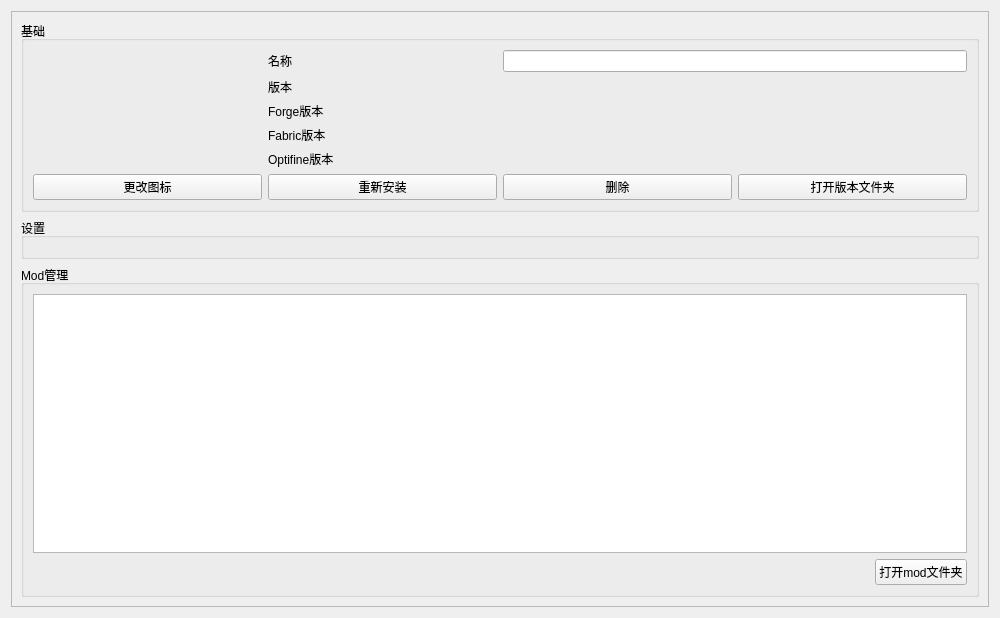
1604042736/FMCL, file Ui/VersionManager/VersionManager.ui: the form before one commit.
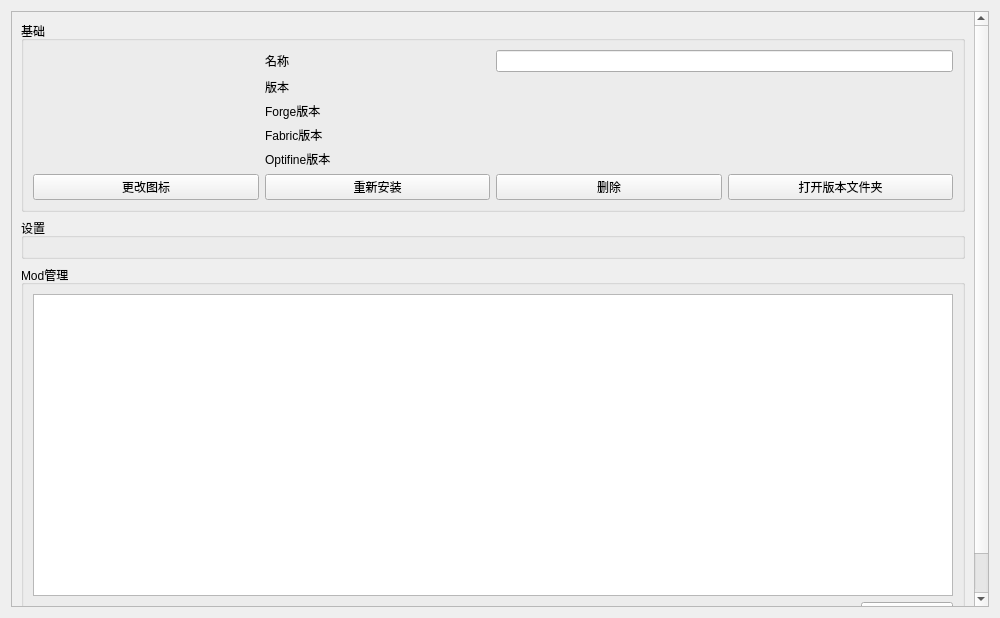
The form after the commit.

Commit message: Optimize user experience

The edit to the form file:
```diff
--- a/Ui/VersionManager/VersionManager.ui
+++ b/Ui/VersionManager/VersionManager.ui
@@ -30,7 +30,13 @@
       </property>
       <layout class="QGridLayout" name="gridLayout_4">
        <item row="2" column="0">
-        <widget class="QGroupBox" name="groupBox_2">
+        <widget class="QGroupBox" name="gb_modmanage">
+         <property name="minimumSize">
+          <size>
+           <width>0</width>
+           <height>375</height>
+          </size>
+         </property>
          <property name="title">
           <string>Mod管理</string>
          </property>
```
The commit also changes 2 other files.
